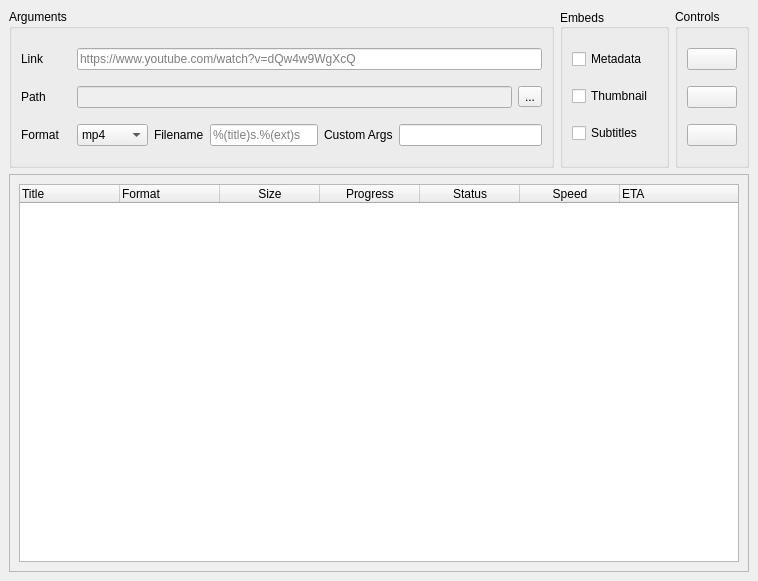
Old version of the form app/ui/app.ui in the repository dsymbol/yt-dlp-gui.
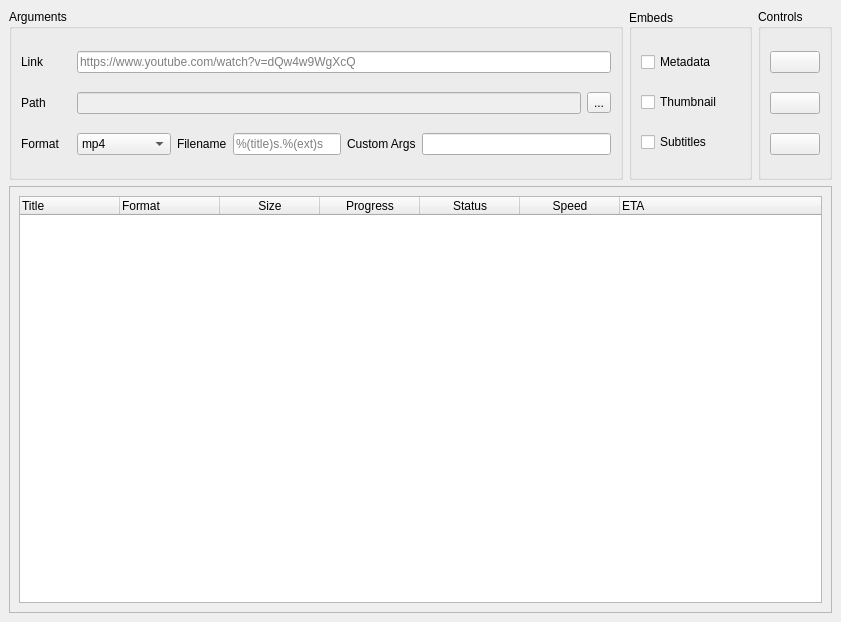
New version of the form. Icons and pictures are not drawn.

Commit message: change default window size

```diff
--- a/app/ui/app.ui
+++ b/app/ui/app.ui
@@ -6,8 +6,8 @@
    <rect>
     <x>0</x>
     <y>0</y>
-    <width>758</width>
-    <height>581</height>
+    <width>841</width>
+    <height>622</height>
    </rect>
   </property>
   <property name="windowTitle">
```
The commit also changes 1 other file.
